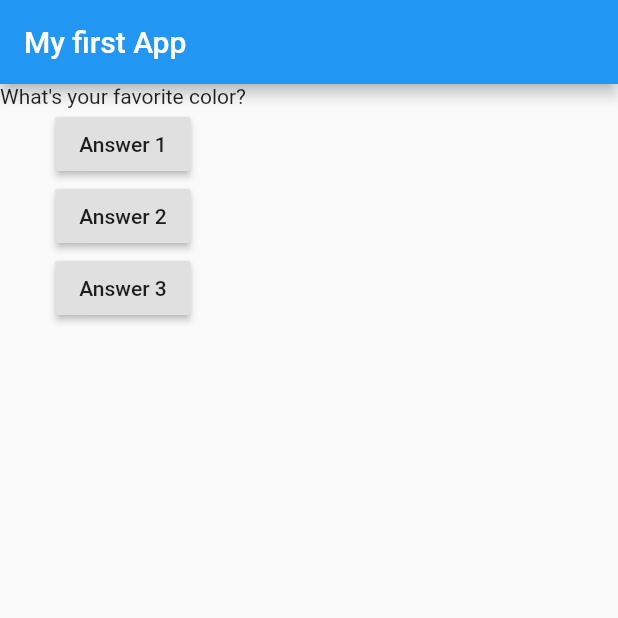
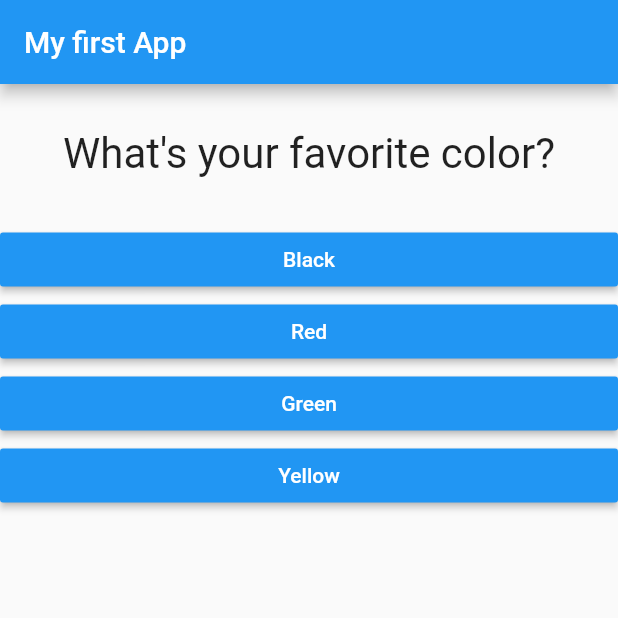
Before and after one commit to Batavoo/flutter_basics_quizzApp, a Flutter app: the screen it shows after launch, on a phone screen of 412 x 824 dp, the top half of it. Run offline on Flutter 3.47's test engine with Material 2 defaults, Android fonts, the phone set to English and light mode, and no system bars.

Commit message:
some changes

```diff
--- /dev/null
+++ b/lib/answer.dart
@@ -0,0 +1,23 @@
+import 'package:flutter/src/foundation/key.dart';
+import 'package:flutter/src/widgets/framework.dart';
+import 'package:flutter/material.dart';
+
+class Answer extends StatelessWidget {
+  final Function selectHandler;
+  final String answerText;
+
+  Answer(this.selectHandler, this.answerText);
+
+  @override
+  Widget build(BuildContext context) {
+    return Container(
+      width: double.infinity,
+      child: RaisedButton(
+        color: Colors.blue,
+        textColor: Colors.white,
+        child: Text(answerText),
+        onPressed: selectHandler,
+      ),
+    );
+  }
+}
--- a/lib/main.dart
+++ b/lib/main.dart
@@ -1,6 +1,7 @@
 import 'package:flutter/material.dart';
 
 import './question.dart';
+import 'answer.dart';
 
 // void main() {
 //   runApp(MyApp());
@@ -18,8 +19,24 @@ class MyApp extends StatefulWidget {
 
 class _MyAppState extends State<MyApp> {
   var _questionIndex = 0;
+  final questions = const [
+    {
+      "questionText": "What's your favorite color?",
+      "answers": ["Black", "Red", "Green", "Yellow"]
+    },
+    {
+      "questionText": "What's your favorite animal",
+      "answers": ["Dog", "Cat", "Lion", "Turtle"]
+    },
+    {
+      "questionText": "What's your favorite pneu?",
+      "answers": ["Bia", "Bia", "Bia", "Bia"]
+    }
+  ];
 
   void _answerQuestion() {
+    if (_questionIndex < questions.length) {}
+
     setState(() {
       _questionIndex++;
     });
@@ -28,10 +45,6 @@ class _MyAppState extends State<MyApp> {
 
   @override
   Widget build(BuildContext context) {
-    var questions = [
-      "What's your favorite color?",
-      "What's your favorite animal",
-    ];
     return MaterialApp(
       home: Scaffold(
         appBar: AppBar(
@@ -39,23 +52,18 @@ class _MyAppState extends State<MyApp> {
         ),
         body: Column(
           children: <Widget>[
-            Question(questions[_questionIndex]),
-            RaisedButton(
-              child: Text("Answer 1"),
-              onPressed: _answerQuestion,
+            Question(
+              questions[_questionIndex]["questionText"],
             ),
-            RaisedButton(
-                child: Text("Answer 2"),
-                onPressed: () =>
-                    print("Answer 2 chosen!") // Anonymous arrow function
-                ),
-            RaisedButton(
-              child: Text("Answer 3"),
-              onPressed: () {
-                // Anonymous function
-                print("Answer 3 chosen!");
-              },
-            )
+            ...(questions[_questionIndex]["answers"] as List<String>)
+                .map((answer) {
+              return Answer(_answerQuestion, answer);
+            }).toList()
+            // O .map vai passar pela minha lista de Strings "answers" e, pra cada String
+            // Ele vai criar um Widget "Answer" usando a string da outra lista
+            // e no final, retornar uma lista de widgets Answer, em que eu vou tirar cada
+            // um dos Widgets e colocar na lista de fora, que é a minha "Column"
+            // Assim, eu adiciono os valores de uma lista, em outra lista :o
           ],
         ),
       ),
--- a/lib/question.dart
+++ b/lib/question.dart
@@ -9,6 +9,16 @@ class Question extends StatelessWidget {
 
   @override
   Widget build(BuildContext context) {
-    return Text(questionText);
+    return Container(
+      width: double.infinity,
+      margin: EdgeInsets.all(30),
+      child: Text(
+        questionText,
+        style: TextStyle(
+          fontSize: 28,
+        ),
+        textAlign: TextAlign.center,
+      ),
+    );
   }
 }
```
